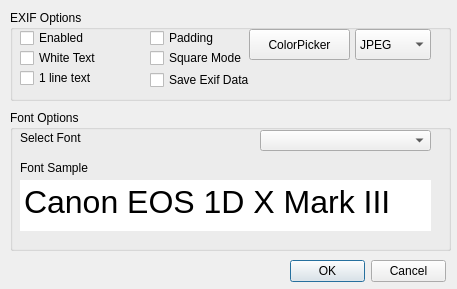
C4NU/Paddie, file Resources/ExifOptions.ui: the form before one commit.
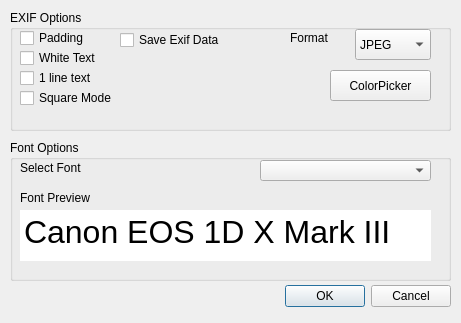
The form after the commit.

Diff of the .ui file:
```diff
--- a/Resources/ExifOptions.ui
+++ b/Resources/ExifOptions.ui
@@ -1,152 +1,39 @@
 <?xml version="1.0" encoding="UTF-8"?>
 <ui version="4.0">
- <class>Form</class>
- <widget class="QWidget" name="Form">
+ <class>ExifOptions</class>
+ <widget class="QDialog" name="ExifOptions">
   <property name="geometry">
    <rect>
     <x>0</x>
     <y>0</y>
-    <width>457</width>
-    <height>289</height>
+    <width>461</width>
+    <height>323</height>
    </rect>
   </property>
   <property name="windowTitle">
-   <string>Form</string>
+   <string>Dialog</string>
   </property>
-  <widget class="QGroupBox" name="ExifOptionBox_2">
+  <widget class="QDialogButtonBox" name="buttonBox">
    <property name="geometry">
     <rect>
      <x>10</x>
-     <y>10</y>
+     <y>280</y>
      <width>441</width>
-     <height>91</height>
+     <height>32</height>
     </rect>
    </property>
-   <property name="title">
-    <string>EXIF Options</string>
+   <property name="orientation">
+    <enum>Qt::Horizontal</enum>
    </property>
-   <widget class="QCheckBox" name="EnableExifWriting">
-    <property name="geometry">
-     <rect>
-      <x>10</x>
-      <y>20</y>
-      <width>101</width>
-      <height>16</height>
-     </rect>
-    </property>
-    <property name="text">
-     <string>Enabled</string>
-    </property>
-   </widget>
-   <widget class="QCheckBox" name="EnablePadding">
-    <property name="geometry">
-     <rect>
-      <x>140</x>
-      <y>20</y>
-      <width>101</width>
-      <height>16</height>
-     </rect>
-    </property>
-    <property name="text">
-     <string>Padding</string>
-    </property>
-   </widget>
-   <widget class="QCheckBox" name="EnableSquareMode">
-    <property name="geometry">
-     <rect>
-      <x>140</x>
-      <y>40</y>
-      <width>111</width>
-      <height>16</height>
-     </rect>
-    </property>
-    <property name="text">
-     <string>Square Mode</string>
-    </property>
-   </widget>
-   <widget class="QCheckBox" name="EnableDarkMode">
-    <property name="geometry">
-     <rect>
-      <x>10</x>
-      <y>40</y>
-      <width>91</width>
-      <height>16</height>
-     </rect>
-    </property>
-    <property name="text">
-     <string>White Text</string>
-    </property>
-   </widget>
-   <widget class="QCheckBox" name="EnableLineText">
-    <property name="geometry">
-     <rect>
-      <x>10</x>
-      <y>60</y>
-      <width>120</width>
-      <height>16</height>
-     </rect>
-    </property>
-    <property name="text">
-     <string>1 line text</string>
-    </property>
-   </widget>
-   <widget class="QComboBox" name="SaveFormatBox">
-    <property name="geometry">
-     <rect>
-      <x>345</x>
-      <y>19</y>
-      <width>76</width>
-      <height>31</height>
-     </rect>
-    </property>
-    <item>
-     <property name="text">
-      <string>JPEG</string>
-     </property>
-    </item>
-    <item>
-     <property name="text">
-      <string>PNG</string>
-     </property>
-    </item>
-    <item>
-     <property name="text">
-      <string>WebP</string>
-     </property>
-    </item>
-   </widget>
-   <widget class="QPushButton" name="open_color_picker_button">
-    <property name="geometry">
-     <rect>
-      <x>239</x>
-      <y>19</y>
-      <width>101</width>
-      <height>31</height>
-     </rect>
-    </property>
-    <property name="text">
-     <string>ColorPicker</string>
-    </property>
-   </widget>
-   <widget class="QCheckBox" name="SaveExifDataBox">
-    <property name="geometry">
-     <rect>
-      <x>140</x>
-      <y>60</y>
-      <width>121</width>
-      <height>20</height>
-     </rect>
-    </property>
-    <property name="text">
-     <string>Save Exif Data</string>
-    </property>
-   </widget>
+   <property name="standardButtons">
+    <set>QDialogButtonBox::Cancel|QDialogButtonBox::Ok</set>
+   </property>
   </widget>
   <widget class="QGroupBox" name="groupBox">
    <property name="geometry">
     <rect>
      <x>10</x>
-     <y>110</y>
+     <y>140</y>
      <width>441</width>
      <height>141</height>
     </rect>
@@ -154,7 +41,7 @@
    <property name="title">
     <string>Font Options</string>
    </property>
-   <widget class="QComboBox" name="FontComboBox">
+   <widget class="QComboBox" name="font_combo_box">
     <property name="geometry">
      <rect>
       <x>250</x>
@@ -164,7 +51,7 @@
      </rect>
     </property>
    </widget>
-   <widget class="QLabel" name="label">
+   <widget class="QLabel" name="font_combo_box_label">
     <property name="geometry">
      <rect>
       <x>10</x>
@@ -198,7 +85,7 @@
      <string>Canon EOS 1D X Mark III</string>
     </property>
    </widget>
-   <widget class="QLabel" name="label_2">
+   <widget class="QLabel" name="font_preview_label">
     <property name="geometry">
      <rect>
       <x>10</x>
@@ -208,22 +95,138 @@
      </rect>
     </property>
     <property name="text">
-     <string>Font Sample</string>
+     <string>Font Preview</string>
     </property>
    </widget>
   </widget>
-  <widget class="QDialogButtonBox" name="buttonBox">
+  <widget class="QGroupBox" name="ExifOptionBox_2">
    <property name="geometry">
     <rect>
-     <x>290</x>
-     <y>260</y>
-     <width>156</width>
-     <height>23</height>
+     <x>10</x>
+     <y>10</y>
+     <width>441</width>
+     <height>121</height>
     </rect>
    </property>
-   <property name="standardButtons">
-    <set>QDialogButtonBox::Cancel|QDialogButtonBox::Ok</set>
+   <property name="title">
+    <string>EXIF Options</string>
    </property>
+   <widget class="QCheckBox" name="enable_padding_box">
+    <property name="geometry">
+     <rect>
+      <x>10</x>
+      <y>20</y>
+      <width>101</width>
+      <height>16</height>
+     </rect>
+    </property>
+    <property name="text">
+     <string>Padding</string>
+    </property>
+   </widget>
+   <widget class="QCheckBox" name="enable_square_mode_box">
+    <property name="geometry">
+     <rect>
+      <x>10</x>
+      <y>80</y>
+      <width>111</width>
+      <height>16</height>
+     </rect>
+    </property>
+    <property name="text">
+     <string>Square Mode</string>
+    </property>
+   </widget>
+   <widget class="QCheckBox" name="enable_dark_mode_box">
+    <property name="geometry">
+     <rect>
+      <x>10</x>
+      <y>40</y>
+      <width>91</width>
+      <height>16</height>
+     </rect>
+    </property>
+    <property name="text">
+     <string>White Text</string>
+    </property>
+   </widget>
+   <widget class="QCheckBox" name="enable_one_line_box">
+    <property name="geometry">
+     <rect>
+      <x>10</x>
+      <y>60</y>
+      <width>120</width>
+      <height>16</height>
+     </rect>
+    </property>
+    <property name="text">
+     <string>1 line text</string>
+    </property>
+   </widget>
+   <widget class="QComboBox" name="save_format_box">
+    <property name="geometry">
+     <rect>
+      <x>345</x>
+      <y>19</y>
+      <width>76</width>
+      <height>31</height>
+     </rect>
+    </property>
+    <item>
+     <property name="text">
+      <string>JPEG</string>
+     </property>
+    </item>
+    <item>
+     <property name="text">
+      <string>PNG</string>
+     </property>
+    </item>
+    <item>
+     <property name="text">
+      <string>WebP</string>
+     </property>
+    </item>
+   </widget>
+   <widget class="QPushButton" name="open_color_picker_button">
+    <property name="geometry">
+     <rect>
+      <x>320</x>
+      <y>60</y>
+      <width>101</width>
+      <height>31</height>
+     </rect>
+    </property>
+    <property name="text">
+     <string>ColorPicker</string>
+    </property>
+   </widget>
+   <widget class="QCheckBox" name="save_exif_data_box">
+    <property name="geometry">
+     <rect>
+      <x>110</x>
+      <y>20</y>
+      <width>121</width>
+      <height>20</height>
+     </rect>
+    </property>
+    <property name="text">
+     <string>Save Exif Data</string>
+    </property>
+   </widget>
+   <widget class="QLabel" name="save_format_label">
+    <property name="geometry">
+     <rect>
+      <x>280</x>
+      <y>20</y>
+      <width>56</width>
+      <height>16</height>
+     </rect>
+    </property>
+    <property name="text">
+     <string>Format</string>
+    </property>
+   </widget>
   </widget>
  </widget>
  <resources/>
```
Left out of the diff: 35 changed lines with no effect on the pictures.
